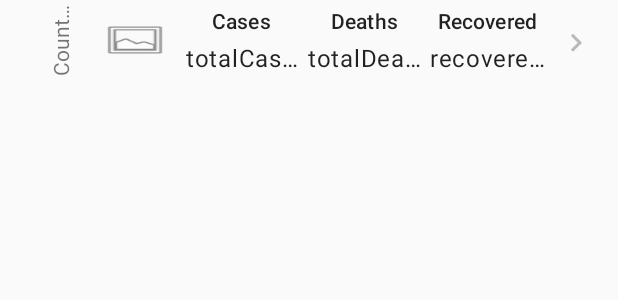
After one commit to yawarkhan224/covid19-updates, an Android app: the layout countries_list_item.xml on its own in the app's theme, with its tools: preview values and no code run, on a phone screen of 412 x 824 dp. The commit adds this screen. Shown: the top 300 px of the screen. Run offline under Robolectric (Android 15) with nearby library versions, the phone set to English and light mode, and no system bars; network calls fail.

Commit message:
Setup initial view with data of all the countries

```diff
--- a/app/build.gradle.kts
+++ b/app/build.gradle.kts
@@ -60,7 +60,7 @@ dependencies {
     ktlint(CodeQualityLibraries.ktlint)
 }
 
-tasks.register<JavaExec>("ktlint") {
+tasks.register < JavaExec > ("ktlint") {
     group = "verification"
     description = "Check Kotlin code style."
     classpath = ktlint
@@ -76,7 +76,7 @@ tasks.named("check") {
     dependsOn(ktlint)
 }
 
-tasks.register<JavaExec>("ktlintFormat") {
+tasks.register < JavaExec > ("ktlintFormat") {
     group = "formatting"
     description = "Fix Kotlin code style deviations."
     classpath = ktlint
--- /dev/null
+++ b/app/src/main/res/drawable/ic_arrow_right_24dp.xml
@@ -0,0 +1,9 @@
+<vector xmlns:android="http://schemas.android.com/apk/res/android"
+        android:width="24dp"
+        android:height="24dp"
+        android:viewportWidth="24.0"
+        android:viewportHeight="24.0">
+    <path
+        android:fillColor="#B9B9B9"
+        android:pathData="M8.59,16.34l4.58,-4.59 -4.58,-4.59L10,5.75l6,6 -6,6z"/>
+</vector>
--- a/app/src/main/res/layout/activity_main.xml
+++ b/app/src/main/res/layout/activity_main.xml
@@ -3,8 +3,7 @@
     xmlns:app="http://schemas.android.com/apk/res-auto"
     android:id="@+id/container"
     android:layout_width="match_parent"
-    android:layout_height="match_parent"
-    android:paddingTop="?attr/actionBarSize">
+    android:layout_height="match_parent">
 
     <com.google.android.material.bottomnavigation.BottomNavigationView
         android:id="@+id/nav_view"
@@ -24,6 +23,7 @@
         android:layout_width="match_parent"
         android:layout_height="match_parent"
         app:defaultNavHost="true"
+        android:layout_marginBottom="?attr/actionBarSize"
         app:layout_constraintBottom_toTopOf="@id/nav_view"
         app:layout_constraintLeft_toLeftOf="parent"
         app:layout_constraintRight_toRightOf="parent"
--- /dev/null
+++ b/app/src/main/res/layout/countries_list_item.xml
@@ -0,0 +1,169 @@
+<?xml version="1.0" encoding="utf-8"?>
+<androidx.constraintlayout.widget.ConstraintLayout xmlns:android="http://schemas.android.com/apk/res/android"
+    xmlns:app="http://schemas.android.com/apk/res-auto"
+    xmlns:tools="http://schemas.android.com/tools"
+    android:layout_width="match_parent"
+    android:layout_height="wrap_content">
+
+    <TextView
+        android:id="@+id/countryName"
+        android:layout_width="48dp"
+        android:layout_height="wrap_content"
+        android:layout_marginStart="16dp"
+        android:ellipsize="end"
+        android:maxLines="1"
+        android:rotation="270"
+        android:textAlignment="center"
+        app:layout_constraintBottom_toBottomOf="parent"
+        app:layout_constraintEnd_toStartOf="@+id/countryFlag"
+        app:layout_constraintStart_toStartOf="parent"
+        app:layout_constraintTop_toTopOf="parent"
+        tools:text="Country Name" />
+
+    <ImageView
+        android:id="@+id/countryFlag"
+        android:layout_width="48dp"
+        android:layout_height="24dp"
+        android:layout_marginStart="2dp"
+        android:layout_marginTop="4dp"
+        android:layout_marginEnd="4dp"
+        android:layout_marginBottom="4dp"
+        android:scaleType="fitXY"
+        app:layout_constraintBottom_toBottomOf="parent"
+        app:layout_constraintEnd_toStartOf="@+id/totalCases"
+        app:layout_constraintStart_toEndOf="@+id/countryName"
+        app:layout_constraintTop_toTopOf="parent"
+        app:srcCompat="@android:drawable/ic_menu_gallery" />
+
+    <ImageView
+        android:id="@+id/proceed"
+        android:layout_width="24dp"
+        android:layout_height="24dp"
+        android:layout_marginStart="4dp"
+        android:layout_marginTop="8dp"
+        android:layout_marginEnd="16dp"
+        android:layout_marginBottom="4dp"
+        android:textAlignment="textEnd"
+        app:layout_constraintBottom_toBottomOf="parent"
+        app:layout_constraintEnd_toEndOf="parent"
+        app:layout_constraintStart_toEndOf="@+id/recovered"
+        app:layout_constraintTop_toTopOf="parent"
+        app:srcCompat="@drawable/ic_arrow_right_24dp" />
+
+    <TextView
+        android:id="@+id/totalCases"
+        android:layout_width="0dp"
+        android:layout_height="wrap_content"
+        android:layout_marginStart="4dp"
+        android:layout_marginTop="4dp"
+        android:layout_marginEnd="2dp"
+        android:layout_marginBottom="2dp"
+        android:text="@string/cases"
+        android:textAlignment="center"
+        android:textAppearance="@style/TextAppearance.MaterialComponents.Subtitle2"
+        app:layout_constraintBottom_toTopOf="@+id/totalCasesValue"
+        app:layout_constraintEnd_toStartOf="@+id/totalDeaths"
+        app:layout_constraintStart_toEndOf="@+id/countryFlag"
+        app:layout_constraintTop_toTopOf="parent"
+        app:layout_constraintVertical_bias="1.0" />
+
+    <TextView
+        android:id="@+id/totalDeaths"
+        android:layout_width="0dp"
+        android:layout_height="wrap_content"
+        android:layout_marginStart="2dp"
+        android:layout_marginTop="4dp"
+        android:layout_marginEnd="2dp"
+        android:layout_marginBottom="2dp"
+        android:text="@string/deaths"
+        android:textAlignment="center"
+        android:textAppearance="@style/TextAppearance.MaterialComponents.Subtitle2"
+        app:layout_constraintBottom_toTopOf="@+id/totalDeathsValue"
+        app:layout_constraintEnd_toStartOf="@+id/recovered"
+        app:layout_constraintStart_toEndOf="@+id/totalCases"
+        app:layout_constraintTop_toTopOf="parent"
+        app:layout_constraintVertical_bias="1.0" />
+
+    <TextView
+        android:id="@+id/recovered"
+        android:layout_width="0dp"
+        android:layout_height="wrap_content"
+        android:layout_marginStart="2dp"
+        android:layout_marginTop="4dp"
+        android:layout_marginEnd="4dp"
+        android:layout_marginBottom="2dp"
+        android:text="@string/recovered"
+        android:textAlignment="center"
+        android:textAppearance="@style/TextAppearance.MaterialComponents.Subtitle2"
+        app:layout_constraintBottom_toTopOf="@+id/recoveredValue"
+        app:layout_constraintEnd_toStartOf="@+id/proceed"
+        app:layout_constraintStart_toEndOf="@+id/totalDeaths"
+        app:layout_constraintTop_toTopOf="parent"
+        app:layout_constraintVertical_bias="1.0" />
+
+    <TextView
+        android:id="@+id/totalCasesValue"
+        android:layout_width="0dp"
+        android:layout_height="wrap_content"
+        android:layout_marginTop="2dp"
+        android:layout_marginEnd="2dp"
+        android:layout_marginBottom="4dp"
+        android:ellipsize="end"
+        android:maxLines="1"
+        android:textAlignment="center"
+        android:textAppearance="@style/TextAppearance.MaterialComponents.Body1"
+        app:layout_constraintBottom_toBottomOf="parent"
+        app:layout_constraintEnd_toStartOf="@+id/totalDeathsValue"
+        app:layout_constraintStart_toStartOf="@+id/totalCases"
+        app:layout_constraintTop_toBottomOf="@+id/totalCases"
+        tools:text="totalCasesValue" />
+
+    <TextView
+        android:id="@+id/totalDeathsValue"
+        android:layout_width="0dp"
+        android:layout_height="wrap_content"
+        android:layout_marginStart="2dp"
+        android:layout_marginTop="2dp"
+        android:layout_marginEnd="2dp"
+        android:layout_marginBottom="4dp"
+        android:ellipsize="end"
+        android:maxLines="1"
+        android:textAlignment="center"
+        android:textAppearance="@style/TextAppearance.MaterialComponents.Body1"
+        app:layout_constraintBottom_toBottomOf="parent"
+        app:layout_constraintEnd_toStartOf="@+id/recoveredValue"
+        app:layout_constraintStart_toEndOf="@+id/totalCasesValue"
+        app:layout_constraintTop_toBottomOf="@+id/totalDeaths"
+        tools:text="totalDeathsValue" />
+
+    <TextView
+        android:id="@+id/recoveredValue"
+        android:layout_width="0dp"
+        android:layout_height="wrap_content"
+        android:layout_marginStart="2dp"
+        android:layout_marginTop="2dp"
+        android:layout_marginBottom="4dp"
+        android:ellipsize="end"
+        android:maxLines="1"
+        android:textAlignment="center"
+        android:textAppearance="@style/TextAppearance.MaterialComponents.Body1"
+        app:layout_constraintBottom_toBottomOf="parent"
+        app:layout_constraintEnd_toEndOf="@+id/recovered"
+        app:layout_constraintStart_toEndOf="@+id/totalDeathsValue"
+        app:layout_constraintTop_toBottomOf="@+id/recovered"
+        tools:text="recoveredValue" />
+
+</androidx.constraintlayout.widget.ConstraintLayout><!--
+
+    val country: String = "",
+    val countryInfo: CountryInfo,
+    val cases: Int = 0,
+    val todayCases: Int = 0,
+    val deaths: Int = 0,
+    val todayDeaths: Int = 0,
+    val recovered: Int = 0,
+    val active: Int = 0,
+    val critical: Int = 0,
+    val casesPerOneMillion: Double = 0.0,
+    val deathsPerOneMillion: Double = 0.0
+    -->
```
Also changed, not shown: app/src/main/java/com/aryk/covid/MainActivity.kt (+5 -2 lines), app/src/main/java/com/aryk/covid/ui/home/HomeFragment.kt (+30 -10 lines), app/src/main/java/com/aryk/covid/ui/home/HomeViewModel.kt (+12 -1 lines), app/src/main/java/com/aryk/covid/ui/home/adapter/CountryDataDiffCallback.kt (added, +14 -0 lines), app/src/main/java/com/aryk/covid/ui/home/adapter/CountryListAdapter.kt (added, +42 -0 lines), app/src/main/res/layout/fragment_home.xml (+21 -12 lines), app/src/main/res/menu/bottom_nav_menu.xml (+4 -4 lines), app/src/main/res/navigation/mobile_navigation.xml (+5 -5 lines), app/src/main/res/values/strings.xml (+27 -0 lines), buildSrc/src/main/kotlin/Libraries.kt (+10 -0 lines). Lines whose indentation alone changed are shown as unchanged.
